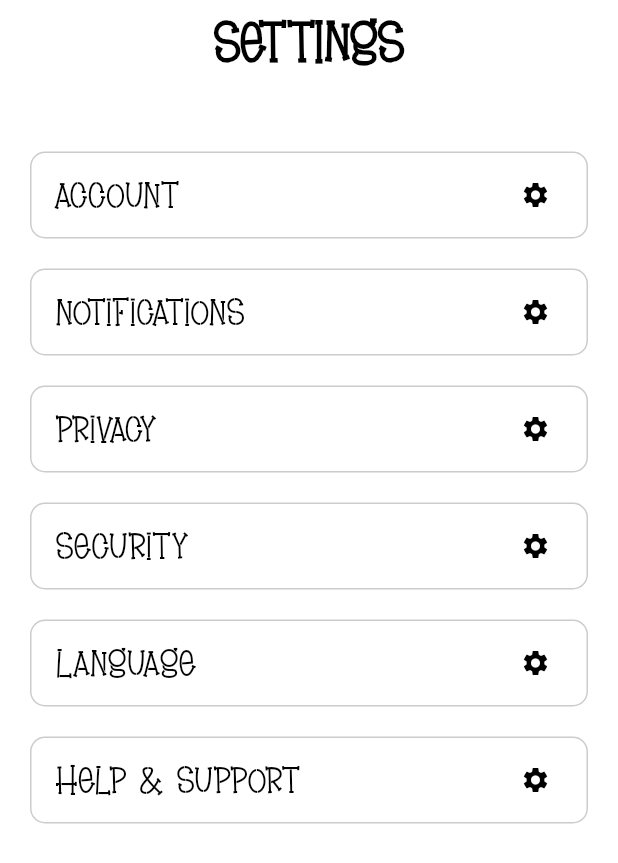
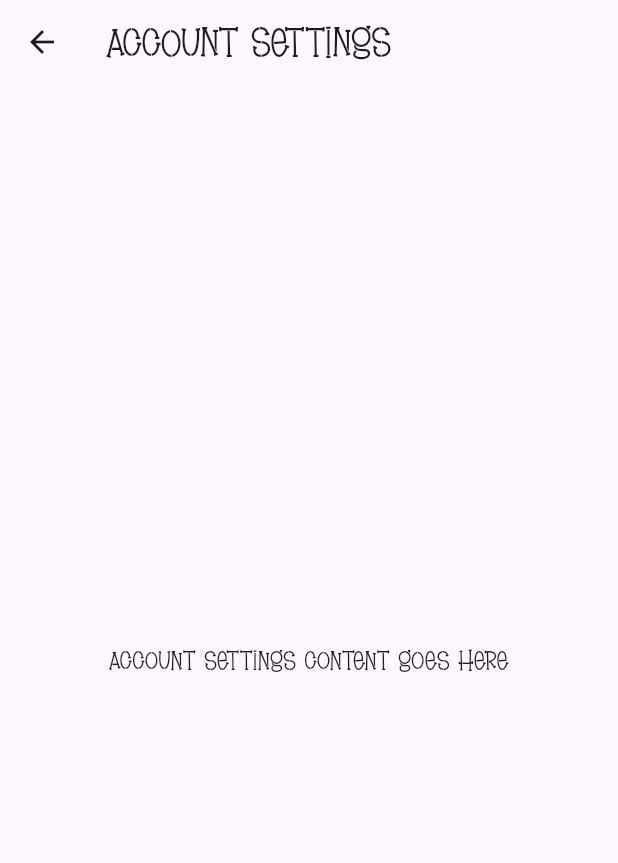
Before and after one commit to mintGeorge/book-store, a Flutter app: the SettingsPage screen opened directly, after a tap on "Account", on a phone screen of 412 x 824 dp. Shown: the top 863 px of the screen. Run offline on Flutter 3.47's test engine with Material 3 defaults, Android fonts, the phone set to English and light mode, and no system bars; our stand-ins replace flutter_dotenv, flutter_svg, go_router; network calls fail.

Commit message:
Added settings features

```diff
--- a/frontend/lib/main.dart
+++ b/frontend/lib/main.dart
@@ -1,6 +1,38 @@
 import 'package:flutter/material.dart';
 import 'package:bookstore/pages/home.dart';
 import 'package:flutter_dotenv/flutter_dotenv.dart';
+import 'package:go_router/go_router.dart';
+import 'package:bookstore/pages/settings_pages/settings_account.dart';
+import 'package:bookstore/pages/settings_pages/settings_notifications.dart';
+import 'package:bookstore/pages/settings_pages/settings_language.dart';
+import 'package:bookstore/pages/settings_pages/settings_help.dart';
+import 'package:bookstore/pages/settings_pages/settings_privacy.dart';
+
+final GoRouter _router = GoRouter(
+  routes: [
+    GoRoute(path: '/', builder: (context, state) => const HomePage()),
+    GoRoute(
+      path: '/settings/account',
+      builder: (context, state) => const SettingsAccount(),
+    ),
+    GoRoute(
+      path: '/settings/notifications',
+      builder: (context, state) => const SettingsNotifications(),
+    ),
+    GoRoute(
+      path: '/settings/language',
+      builder: (context, state) => const SettingsLanguage(),
+    ),
+    GoRoute(
+      path: '/settings/help',
+      builder: (context, state) => const SettingsHelp(),
+    ),
+    GoRoute(
+      path: '/settings/privacy',
+      builder: (context, state) => const SettingsPrivacy(),
+    ),
+  ],
+);
 
 void main() async {
   WidgetsFlutterBinding.ensureInitialized();
@@ -13,10 +45,10 @@ class MyApp extends StatelessWidget {
 
   @override
   Widget build(BuildContext context) {
-    return MaterialApp(
+    return MaterialApp.router(
       debugShowCheckedModeBanner: false,
       theme: ThemeData(fontFamily: 'CustomFont'),
-      home: const HomePage(),
+      routerConfig: _router,
     );
   }
 }
--- a/frontend/lib/pages/home.dart
+++ b/frontend/lib/pages/home.dart
@@ -4,7 +4,7 @@ import 'package:bookstore/models/category_model.dart';
 import 'package:bookstore/models/book_model.dart';
 import 'package:flutter/services.dart';
 import 'package:bookstore/pages/favourites.dart';
-import 'package:bookstore/pages/settings.dart';
+import 'package:bookstore/pages/settings_pages/settings.dart';
 import 'package:http/http.dart' as http;
 import 'dart:convert';
 import 'package:flutter_dotenv/flutter_dotenv.dart';
@@ -57,9 +57,7 @@ class _HomePageState extends State<HomePage> {
     final backendUrl = dotenv.env['BACKEND_URL'];
     final response = await http.get(
       Uri.parse('$backendUrl/popular'),
-      headers: {
-        'Authorization': 'Bearer ${dotenv.env['ACCESS_TOKEN']}',
-      },
+      headers: {'Authorization': 'Bearer ${dotenv.env['ACCESS_TOKEN']}'},
     );
 
     if (response.statusCode == 200) {
--- a/frontend/lib/pages/settings.dart
+++ /dev/null
@@ -1,65 +0,0 @@
-import 'package:flutter/material.dart';
-
-class SettingsPage extends StatelessWidget {
-  SettingsPage({super.key});
-
-  final List<String> settingsOptions = [
-    "Account",
-    "Notifications",
-    "Privacy",
-    "Security",
-    "Language",
-    "Help & Support",
-  ];
-
-  @override
-  Widget build(BuildContext context) {
-    return Scaffold(
-      backgroundColor: Colors.white,
-      appBar: AppBar(
-        backgroundColor: Colors.white,
-        title: Center(
-          child: Text(
-            "Settings",
-            style: TextStyle(
-              fontSize: 30,
-              fontWeight: FontWeight.bold,
-              color: Colors.black,
-            ),
-          ),
-        ),
-      ),
-      body: Padding(
-        padding: const EdgeInsets.only(top: 30, left: 20, right: 20),
-        child: ListView.separated(
-        padding: EdgeInsets.only(top: 10, bottom: 10),
-        itemCount: settingsOptions.length,
-        itemBuilder: (context, index) => Padding(
-          padding: const EdgeInsets.symmetric(horizontal: 0, vertical: 5), // <- Vertical padding prevents border clipping
-          child: Container(
-            decoration: BoxDecoration(
-              border: Border.all(
-                color: Colors.black.withOpacity(0.2),
-                width: 1,
-              ),
-              borderRadius: BorderRadius.circular(10),
-            ),
-            child: ListTile(
-              title: Text(
-                settingsOptions[index],
-                style: TextStyle(fontSize: 20, color: Colors.black),
-              ),
-              trailing: Icon(Icons.settings, size: 20, color: Colors.black),
-              onTap: () {
-                print("Tapped on ${settingsOptions[index]}");
-              },
-            ),
-          ),
-        ),
-        separatorBuilder: (context, index) => SizedBox(height: 10),
-      ),
-
-      ),
-    );
-  }
-}
--- /dev/null
+++ b/frontend/lib/pages/settings_pages/settings.dart
@@ -0,0 +1,71 @@
+import 'package:flutter/material.dart';
+import 'package:go_router/go_router.dart';
+
+class SettingsPage extends StatelessWidget {
+  SettingsPage({super.key});
+
+  final List<String> settingsOptions = [
+    "Account",
+    "Notifications",
+    "Privacy",
+    "Language",
+    "Help & Support",
+  ];
+
+  @override
+  Widget build(BuildContext context) {
+    return Scaffold(
+      backgroundColor: Colors.white,
+      appBar: AppBar(
+        backgroundColor: Colors.white,
+        title: Center(
+          child: Text(
+            "Settings",
+            style: TextStyle(
+              fontSize: 30,
+              fontWeight: FontWeight.bold,
+              color: Colors.black,
+            ),
+          ),
+        ),
+      ),
+      body: Padding(
+        padding: const EdgeInsets.only(top: 30, left: 20, right: 20),
+        child: ListView.separated(
+          padding: EdgeInsets.only(top: 10, bottom: 10),
+          itemCount: settingsOptions.length,
+          itemBuilder:
+              (context, index) => Padding(
+                padding: const EdgeInsets.symmetric(horizontal: 0, vertical: 5),
+                child: Container(
+                  decoration: BoxDecoration(
+                    border: Border.all(
+                      color: Colors.black.withOpacity(0.2),
+                      width: 1,
+                    ),
+                    borderRadius: BorderRadius.circular(10),
+                  ),
+                  child: ListTile(
+                    title: Text(
+                      settingsOptions[index],
+                      style: TextStyle(fontSize: 20, color: Colors.black),
+                    ),
+                    trailing: Icon(
+                      Icons.settings,
+                      size: 20,
+                      color: Colors.black,
+                    ),
+                    onTap: () {
+                      context.push(
+                        '/settings/${settingsOptions[index].toLowerCase()}',
+                      );
+                    },
+                  ),
+                ),
+              ),
+          separatorBuilder: (context, index) => SizedBox(height: 10),
+        ),
+      ),
+    );
+  }
+}
--- /dev/null
+++ b/frontend/lib/pages/settings_pages/settings_account.dart
@@ -0,0 +1,18 @@
+import 'package:flutter/material.dart';
+
+class SettingsAccount extends StatefulWidget {
+  const SettingsAccount({Key? key}) : super(key: key);
+
+  @override
+  State<SettingsAccount> createState() => _SettingsAccountState();
+}
+
+class _SettingsAccountState extends State<SettingsAccount> {
+  @override
+  Widget build(BuildContext context) {
+    return Scaffold(
+      appBar: AppBar(title: const Text('Account Settings')),
+      body: Center(child: const Text('Account settings content goes here')),
+    );
+  }
+}
--- a/frontend/pubspec.yaml
+++ b/frontend/pubspec.yaml
@@ -37,6 +37,7 @@ dependencies:
   flutter_svg: ^2.1.0
   http: ^1.4.0
   flutter_dotenv: ^5.2.1
+  go_router: ^15.1.2
 
 dev_dependencies:
   flutter_test:
```
Also changed, not shown: frontend/lib/pages/settings_pages/settings_help.dart (added, +43 -0 lines), frontend/lib/pages/settings_pages/settings_language.dart (added, +57 -0 lines), frontend/lib/pages/settings_pages/settings_notifications.dart (added, +52 -0 lines), frontend/lib/pages/settings_pages/settings_privacy.dart (added, +37 -0 lines), frontend/pubspec.lock, 1 other file.
